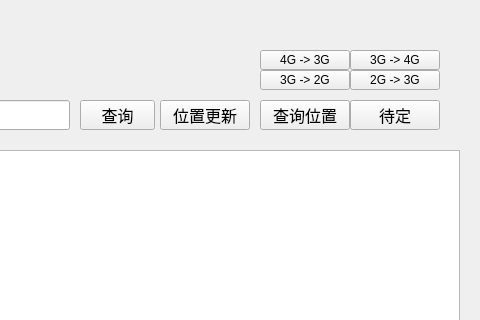
Before: the Qt Designer form DHLR.ui in winsphinx/DHLR, drawn with Qt 5; both pictures show x 320 to 800 and y 0 to 320 of the 800 by 600 pixel window.
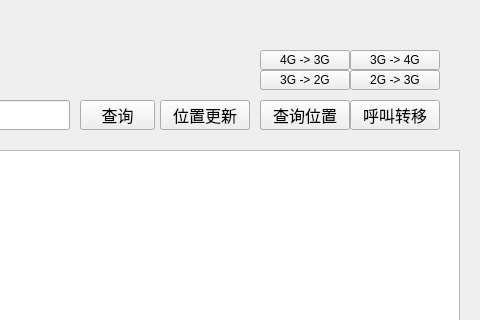
After: the same form once the commit is applied. Icons and pictures are not drawn.

Commit message: add call forwarding function

Patch:
```diff
--- a/DHLR.ui
+++ b/DHLR.ui
@@ -216,7 +216,7 @@
      </font>
     </property>
     <property name="text">
-     <string>待定</string>
+     <string>呼叫转移</string>
     </property>
    </widget>
   </widget>
```
Left out of the diff: 6 changed lines with no effect on the pictures. The commit also changes 2 other files.
